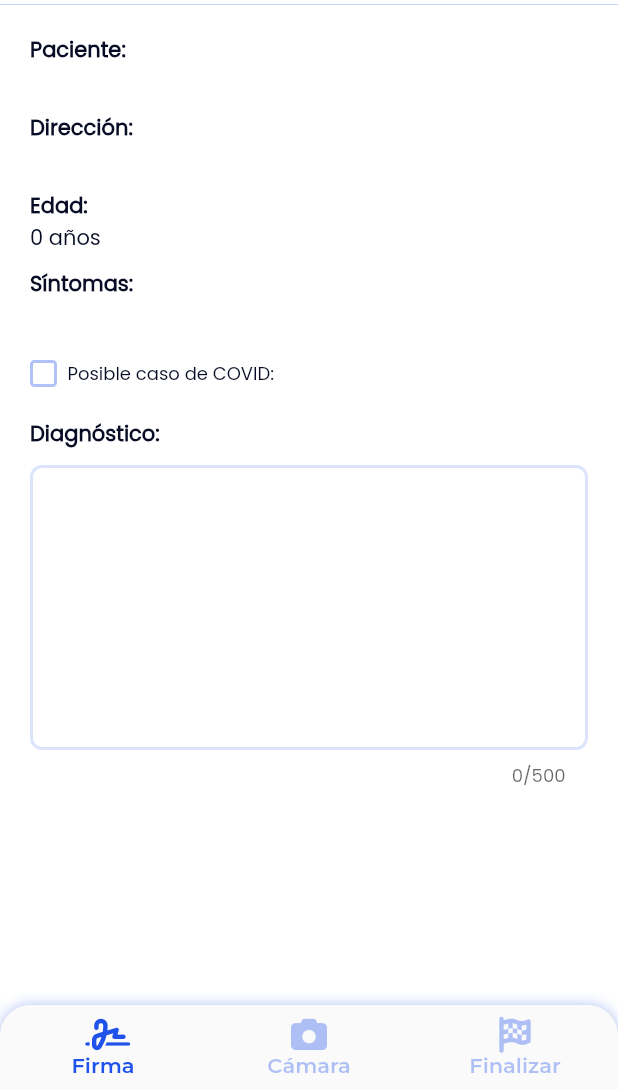
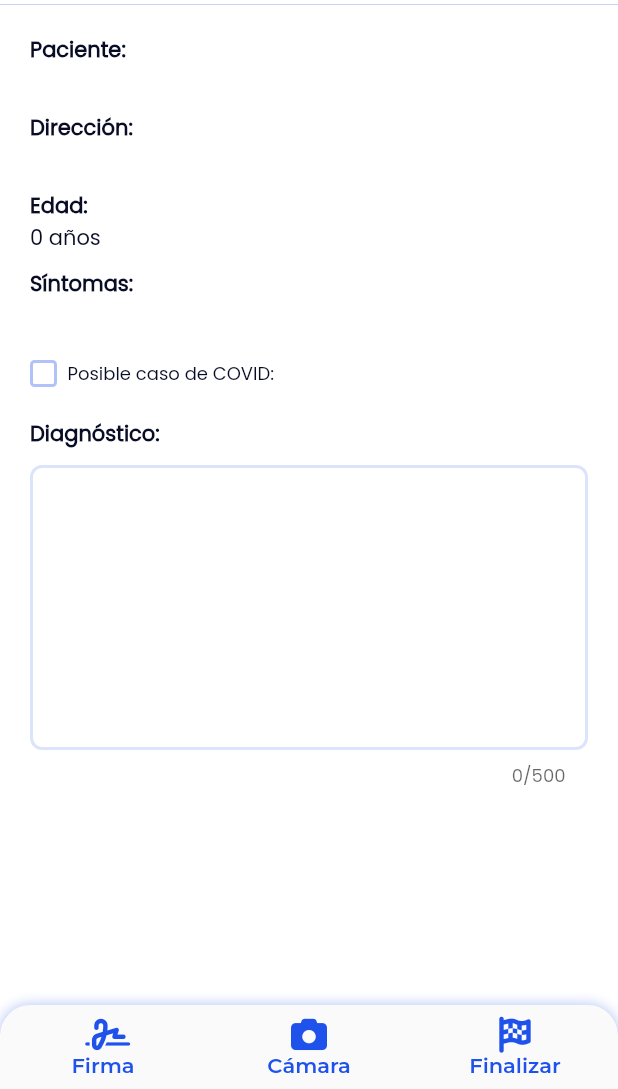
Before and after one commit to carolinadalfonso/YenDoc, a Flutter app: the VisitScreen screen opened directly with empty values, on a phone screen of 412 x 824 dp, the part 147-1236 px from its top. Run offline on Flutter 3.47's test engine with Material 2 defaults, Android fonts, the phone set to English and light mode, and no system bars; our stand-ins replace camera, font_awesome_flutter, get, text_scroll.

```diff
--- a/lib/controllers/visit_controller.dart
+++ b/lib/controllers/visit_controller.dart
@@ -6,7 +6,7 @@ import 'package:yendoc/views/screens/take_picture/take_picture_screen.dart';
 
 class VisitController extends GetxController {
   final TextEditingController textDiagnosticController = TextEditingController();
-  late final VisitEntity visit;
+  late VisitEntity visit;
   late CameraDescription firstCamera;
   late bool possibleCovid;
   int selectedIndex = 0;
--- a/lib/core/framework/theme/theme_manager.dart
+++ b/lib/core/framework/theme/theme_manager.dart
@@ -81,12 +81,11 @@ class ThemeManager {
         contentTextStyle: TextStyle(fontFamily: 'Poppins'),
       ),
       bottomNavigationBarTheme: BottomNavigationBarThemeData(
-        unselectedItemColor: kPrimaryColor100,
+        unselectedItemColor: kPrimaryColor,
         selectedItemColor: kPrimaryColor,
         elevation: 2,
         unselectedLabelStyle: const TextStyle(
           fontFamily: 'Montserrat',
-          fontWeight: FontWeight.bold,
           fontSize: 14,
         ),
         selectedLabelStyle: const TextStyle(
--- a/lib/views/screens/visit_screen/visit_screen.dart
+++ b/lib/views/screens/visit_screen/visit_screen.dart
@@ -145,7 +145,6 @@ class VisitScreen extends GetView<VisitController> {
                       label: Localization.xVisit.finish,
                     ),
                   ],
-                  currentIndex: controller.selectedIndex,
                   onTap: (index) => controller.onItemTapped(index),
                 ),
               ),
```
Also changed, not shown: lib/views/screens/display_picture/display_picture.dart (added, +21 -0 lines), lib/views/screens/take_picture/take_picture_screen.dart (+14 -21 lines).
